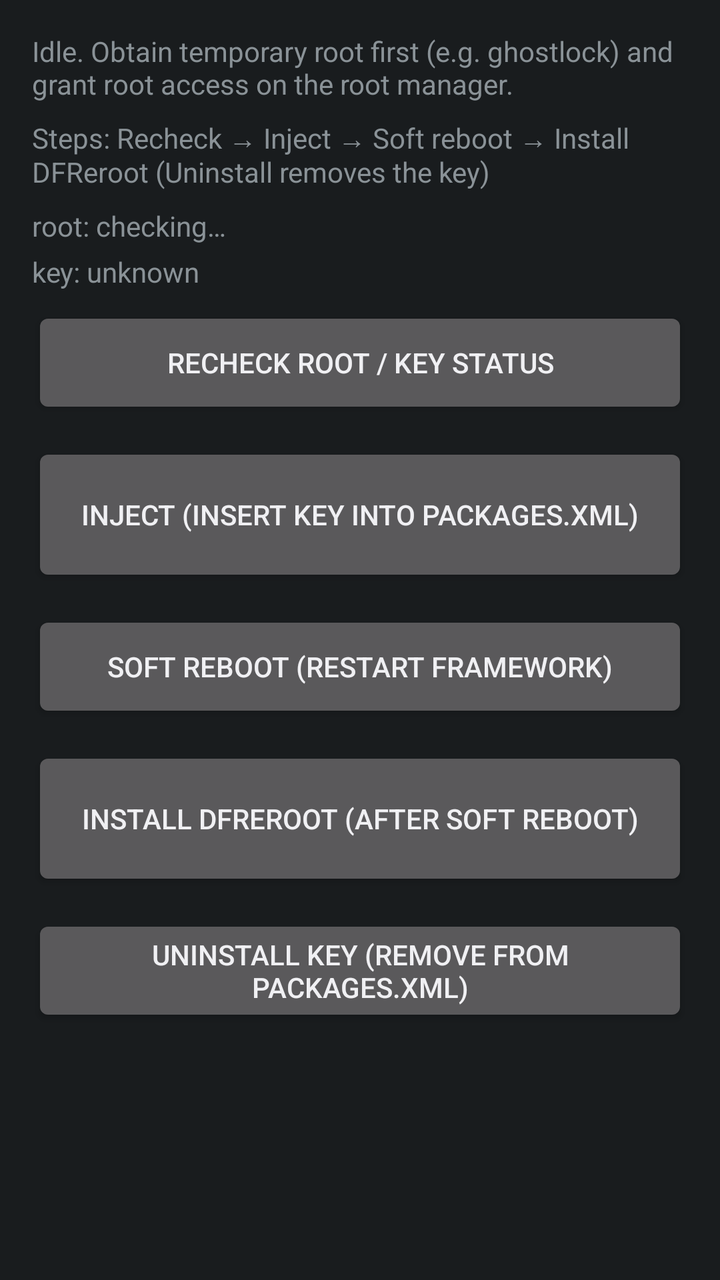
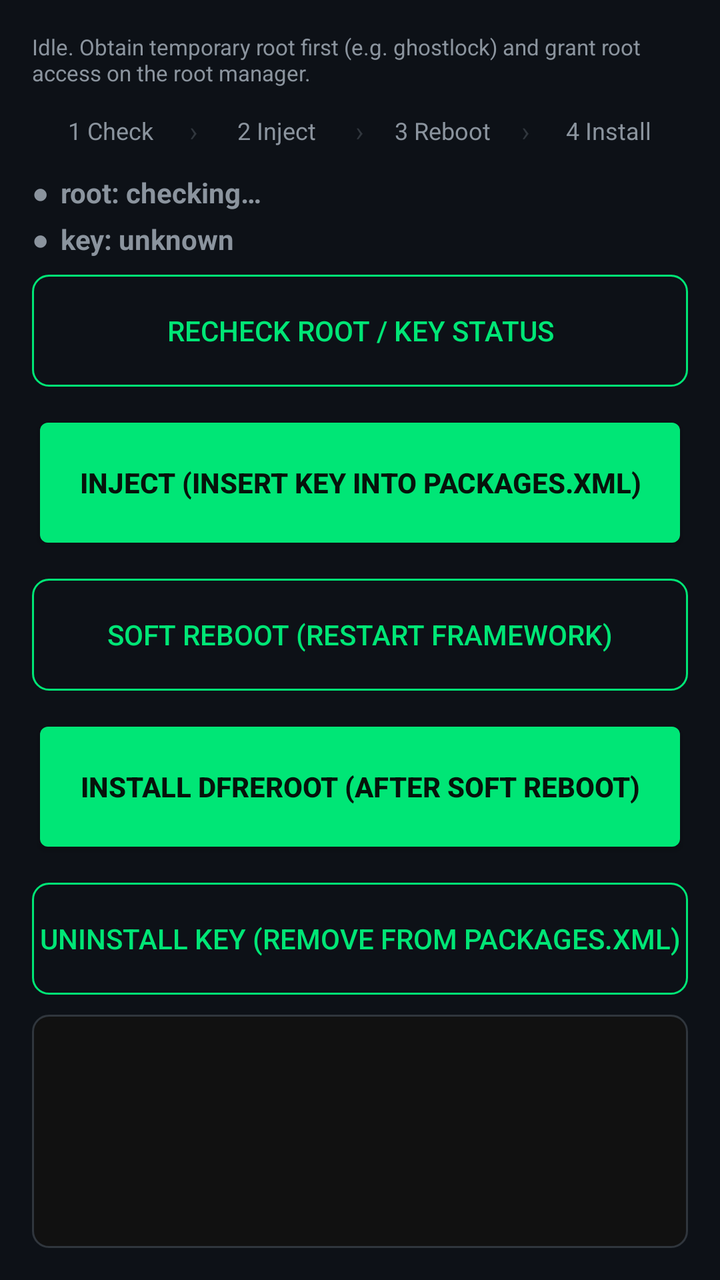

An Android layout rendered at two revisions. The XML below is the earlier revision; the diff shows what the commit changed to produce the second picture.
<!-- AndroidManifest.xml: application theme android:Theme.DeviceDefault.NoActionBar -->
<!-- res/layout/activity_main.xml -->
<?xml version="1.0" encoding="utf-8"?>
<LinearLayout xmlns:android="http://schemas.android.com/apk/res/android"
    android:orientation="vertical"
    android:padding="16dp"
    android:layout_width="match_parent"
    android:layout_height="match_parent"
    android:fitsSystemWindows="true">

    <TextView
        android:id="@+id/status"
        android:layout_width="match_parent"
        android:layout_height="wrap_content"
        android:text="@string/status_idle" />

    <TextView
        android:layout_width="match_parent"
        android:layout_height="wrap_content"
        android:layout_marginTop="8dp"
        android:text="@string/steps" />

    <TextView
        android:id="@+id/rootState"
        android:layout_width="match_parent"
        android:layout_height="wrap_content"
        android:layout_marginTop="8dp"
        android:text="@string/root_unknown" />

    <TextView
        android:id="@+id/keyState"
        android:layout_width="match_parent"
        android:layout_height="wrap_content"
        android:layout_marginTop="4dp"
        android:text="@string/key_unknown" />

    <Button
        android:id="@+id/btnRoot"
        android:layout_width="match_parent"
        android:layout_height="wrap_content"
        android:layout_marginTop="8dp"
        android:minHeight="56dp"
        android:text="@string/check_root" />

    <Button
        android:id="@+id/btnDump"
        android:layout_width="match_parent"
        android:layout_height="wrap_content"
        android:visibility="gone"
        android:text="@string/dump" />

    <Button
        android:id="@+id/btnDryRun"
        android:layout_width="match_parent"
        android:layout_height="wrap_content"
        android:visibility="gone"
        android:text="@string/dry_run" />

    <Button
        android:id="@+id/btnInject"
        android:layout_width="match_parent"
        android:layout_height="wrap_content"
        android:layout_marginTop="12dp"
        android:minHeight="72dp"
        android:text="@string/inject" />

    <Button
        android:id="@+id/btnReboot"
        android:layout_width="match_parent"
        android:layout_height="wrap_content"
        android:layout_marginTop="12dp"
        android:minHeight="56dp"
        android:text="@string/reboot" />

    <Button
        android:id="@+id/btnInstall"
        android:layout_width="match_parent"
        android:layout_height="wrap_content"
        android:layout_marginTop="12dp"
        android:minHeight="72dp"
        android:text="@string/install_dfreroot" />

    <Button
        android:id="@+id/btnUninstall"
        android:layout_width="match_parent"
        android:layout_height="wrap_content"
        android:layout_marginTop="12dp"
        android:minHeight="56dp"
        android:text="@string/uninstall_key" />

    <ScrollView
        android:layout_width="match_parent"
        android:layout_height="0dp"
        android:layout_weight="1"
        android:layout_marginTop="10dp">
        <TextView
            android:id="@+id/log"
            android:layout_width="match_parent"
            android:layout_height="wrap_content"
            android:typeface="monospace"
            android:textSize="11sp" />
    </ScrollView>

</LinearLayout>
<!-- resources referenced by this layout -->
<resources>
  <string name="check_root">Recheck root / key status</string>
  <string name="dry_run">Dry-run (verify without writing)</string>
  <string name="dump">Dump (read-only, harmless)</string>
  <string name="inject">Inject (insert key into packages.xml)</string>
  <string name="install_dfreroot">Install DFReroot (after soft reboot)</string>
  <string name="key_unknown">key: unknown</string>
  <string name="reboot">Soft reboot (restart framework)</string>
  <string name="root_unknown">root: checking…</string>
  <string name="status_idle">Idle. Obtain temporary root first (e.g. ghostlock) and grant root access on the root manager.</string>
  <string name="steps">Steps: Recheck → Inject → Soft reboot → Install DFReroot (Uninstall removes the key)</string>
  <string name="uninstall_key">Uninstall key (remove from packages.xml)</string>
</resources>

<!-- the commit's change to res/layout/activity_main.xml (unified diff, before → after) -->
@@ -4,33 +4,147 @@
     android:padding="16dp"
     android:layout_width="match_parent"
     android:layout_height="match_parent"
+    android:background="@color/bg"
     android:fitsSystemWindows="true">
 
     <TextView
         android:id="@+id/status"
         android:layout_width="match_parent"
         android:layout_height="wrap_content"
-        android:text="@string/status_idle" />
-
-    <TextView
-        android:layout_width="match_parent"
-        android:layout_height="wrap_content"
+        android:text="@string/status_idle"
+        android:textSize="11sp"
+        android:textColor="@color/textSecondary" />
+
+    <LinearLayout
+        android:layout_width="match_parent"
+        android:layout_height="wrap_content"
+        android:layout_marginTop="12dp"
+        android:orientation="horizontal"
+        android:gravity="center_vertical">
+
+        <TextView
+            android:id="@+id/stepCheck"
+            android:layout_width="0dp"
+            android:layout_height="wrap_content"
+            android:layout_weight="1"
+            android:gravity="center"
+            android:text="@string/step_check"
+            android:textSize="12sp"
+            android:textColor="@color/textSecondary" />
+
+        <TextView
+            android:layout_width="wrap_content"
+            android:layout_height="wrap_content"
+            android:text="›"
+            android:textColor="@color/outline" />
+
+        <TextView
+            android:id="@+id/stepInject"
+            android:layout_width="0dp"
+            android:layout_height="wrap_content"
+            android:layout_weight="1"
+            android:gravity="center"
+            android:text="@string/step_inject"
+            android:textSize="12sp"
+            android:textColor="@color/textSecondary" />
+
+        <TextView
+            android:layout_width="wrap_content"
+            android:layout_height="wrap_content"
+            android:text="›"
+            android:textColor="@color/outline" />
+
+        <TextView
+            android:id="@+id/stepReboot"
+            android:layout_width="0dp"
+            android:layout_height="wrap_content"
+            android:layout_weight="1"
+            android:gravity="center"
+            android:text="@string/step_reboot"
+            android:textSize="12sp"
+            android:textColor="@color/textSecondary" />
+
+        <TextView
+            android:layout_width="wrap_content"
+            android:layout_height="wrap_content"
+            android:text="›"
+            android:textColor="@color/outline" />
+
+        <TextView
+            android:id="@+id/stepInstall"
+            android:layout_width="0dp"
+            android:layout_height="wrap_content"
+            android:layout_weight="1"
+            android:gravity="center"
+            android:text="@string/step_install"
+            android:textSize="12sp"
+            android:textColor="@color/textSecondary" />
+
+    </LinearLayout>
+
+    <LinearLayout
+        android:layout_width="match_parent"
+        android:layout_height="wrap_content"
+        android:layout_marginTop="12dp"
+        android:orientation="horizontal"
+        android:gravity="center_vertical">
+
+        <TextView
+            android:id="@+id/rootDot"
+            android:layout_width="wrap_content"
+            android:layout_height="wrap_content"
+            android:layout_marginEnd="6dp"
+            android:text="●"
+            android:textSize="14sp"
+            android:textColor="@color/textSecondary" />
+
+        <TextView
+            android:id="@+id/rootState"
+            android:layout_width="match_parent"
+            android:layout_height="wrap_content"
+            android:text="@string/root_unknown"
+            android:textSize="14sp"
+            android:textStyle="bold"
+            android:textColor="@color/textSecondary" />
+
+    </LinearLayout>
+
+    <LinearLayout
+        android:layout_width="match_parent"
+        android:layout_height="wrap_content"
+        android:layout_marginTop="4dp"
+        android:orientation="horizontal"
+        android:gravity="center_vertical">
+
+        <TextView
+            android:id="@+id/keyDot"
+            android:layout_width="wrap_content"
+            android:layout_height="wrap_content"
+            android:layout_marginEnd="6dp"
+            android:text="●"
+            android:textSize="14sp"
+            android:textColor="@color/textSecondary" />
+
+        <TextView
+            android:id="@+id/keyState"
+            android:layout_width="match_parent"
+            android:layout_height="wrap_content"
+            android:text="@string/key_unknown"
+            android:textSize="14sp"
+            android:textStyle="bold"
+            android:textColor="@color/textSecondary" />
+
+    </LinearLayout>
+
+    <ProgressBar
+        android:id="@+id/progress"
+        android:layout_width="wrap_content"
+        android:layout_height="wrap_content"
+        android:layout_gravity="center_horizontal"
         android:layout_marginTop="8dp"
-        android:text="@string/steps" />
-
-    <TextView
-        android:id="@+id/rootState"
-        android:layout_width="match_parent"
-        android:layout_height="wrap_content"
-        android:layout_marginTop="8dp"
-        android:text="@string/root_unknown" />
-
-    <TextView
-        android:id="@+id/keyState"
-        android:layout_width="match_parent"
-        android:layout_height="wrap_content"
-        android:layout_marginTop="4dp"
-        android:text="@string/key_unknown" />
+        android:visibility="gone"
+        style="?android:attr/progressBarStyleSmall"
+        android:indeterminateTint="@color/accent" />
 
     <Button
         android:id="@+id/btnRoot"
@@ -38,6 +152,8 @@
         android:layout_height="wrap_content"
         android:layout_marginTop="8dp"
         android:minHeight="56dp"
+        android:background="@drawable/btn_outline"
+        android:textColor="@color/accent"
         android:text="@string/check_root" />
 
     <Button
@@ -60,6 +176,9 @@
         android:layout_height="wrap_content"
         android:layout_marginTop="12dp"
         android:minHeight="72dp"
+        android:backgroundTint="@color/accent"
+        android:textColor="@color/accentText"
+        android:textStyle="bold"
         android:text="@string/inject" />
 
     <Button
@@ -68,6 +187,8 @@
         android:layout_height="wrap_content"
         android:layout_marginTop="12dp"
         android:minHeight="56dp"
+        android:background="@drawable/btn_outline"
+        android:textColor="@color/accent"
         android:text="@string/reboot" />
 
     <Button
@@ -76,6 +197,9 @@
         android:layout_height="wrap_content"
         android:layout_marginTop="12dp"
         android:minHeight="72dp"
+        android:backgroundTint="@color/accent"
+        android:textColor="@color/accentText"
+        android:textStyle="bold"
         android:text="@string/install_dfreroot" />
 
     <Button
@@ -84,19 +208,24 @@
         android:layout_height="wrap_content"
         android:layout_marginTop="12dp"
         android:minHeight="56dp"
+        android:background="@drawable/btn_outline"
+        android:textColor="@color/accent"
         android:text="@string/uninstall_key" />
 
     <ScrollView
         android:layout_width="match_parent"
         android:layout_height="0dp"
         android:layout_weight="1"
-        android:layout_marginTop="10dp">
+        android:layout_marginTop="10dp"
+        android:background="@drawable/log_box">
         <TextView
             android:id="@+id/log"
             android:layout_width="match_parent"
             android:layout_height="wrap_content"
+            android:padding="8dp"
             android:typeface="monospace"
-            android:textSize="11sp" />
+            android:textSize="11sp"
+            android:textColor="@color/logText" />
     </ScrollView>
 
 </LinearLayout>
<!-- resource entries referenced after the edit -->
@@ -1,5 +1,26 @@
 <!-- resources referenced by this layout -->
 <resources>
+  <color name="accent">#00E676</color>
+  <color name="accentText">#06130B</color>
+  <color name="bg">#0D1117</color>
+  <color name="logText">#D7E3D7</color>
+  <color name="outline">#30363D</color>
+  <color name="textSecondary">#8B949E</color>
+  <!-- drawable btn_outline (drawable) -->
+  <?xml version="1.0" encoding="utf-8"?>
+  <shape xmlns:android="http://schemas.android.com/apk/res/android"
+      android:shape="rectangle">
+      <corners android:radius="8dp" />
+      <stroke android:width="1dp" android:color="@color/accent" />
+  </shape>
+  <!-- drawable log_box (drawable) -->
+  <?xml version="1.0" encoding="utf-8"?>
+  <shape xmlns:android="http://schemas.android.com/apk/res/android"
+      android:shape="rectangle">
+      <corners android:radius="8dp" />
+      <solid android:color="@color/logBg" />
+      <stroke android:width="1dp" android:color="@color/outline" />
+  </shape>
   <string name="check_root">Recheck root / key status</string>
   <string name="dry_run">Dry-run (verify without writing)</string>
   <string name="dump">Dump (read-only, harmless)</string>
@@ -9,7 +30,11 @@
   <string name="reboot">Soft reboot (restart framework)</string>
   <string name="root_unknown">root: checking…</string>
   <string name="status_idle">Idle. Obtain temporary root first (e.g. ghostlock) and grant root access on the root manager.</string>
-  <string name="steps">Steps: Recheck → Inject → Soft reboot → Install DFReroot (Uninstall removes the key)</string>
+  <string name="step_check">1 Check</string>
+  <string name="step_inject">2 Inject</string>
+  <string name="step_install">4 Install</string>
+  <string name="step_reboot">3 Reboot</string>
   <string name="uninstall_key">Uninstall key (remove from packages.xml)</string>
+  <color name="logBg">#111111</color>
 </resources>
 
